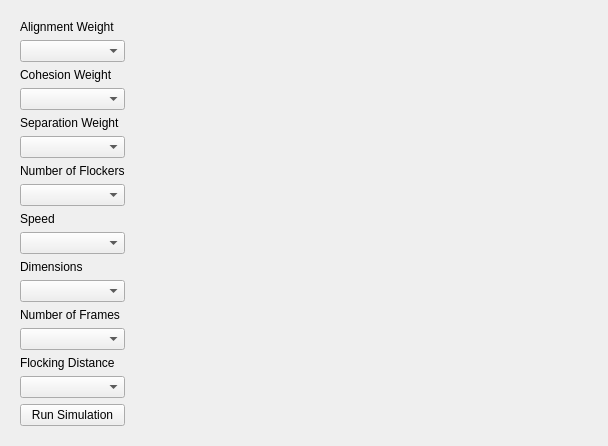
Above: FlockSimulator/resources/widget/MayaPyHomeWidget/Widget.ui from npotter92/cis410 before the change. Below: the same form after it.
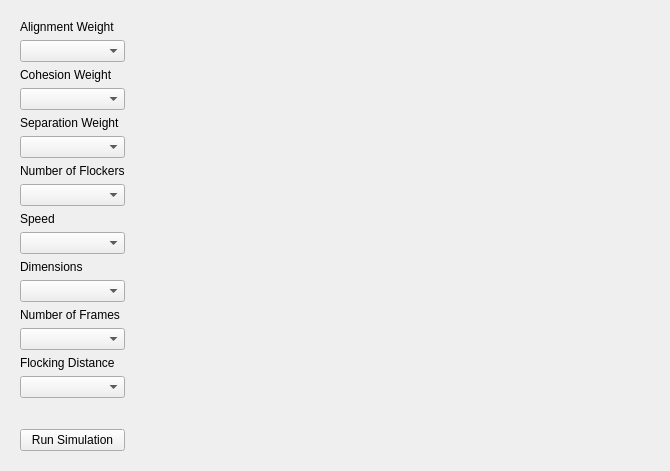
That is the form after the change.

Commit message: Added materials to flock members

What changed in the file:
```diff
--- a/FlockSimulator/resources/widget/MayaPyHomeWidget/Widget.ui
+++ b/FlockSimulator/resources/widget/MayaPyHomeWidget/Widget.ui
@@ -6,8 +6,8 @@
    <rect>
     <x>0</x>
     <y>0</y>
-    <width>608</width>
-    <height>422</height>
+    <width>670</width>
+    <height>471</height>
    </rect>
   </property>
   <property name="windowTitle">
```
The commit also changes 1 other file.
